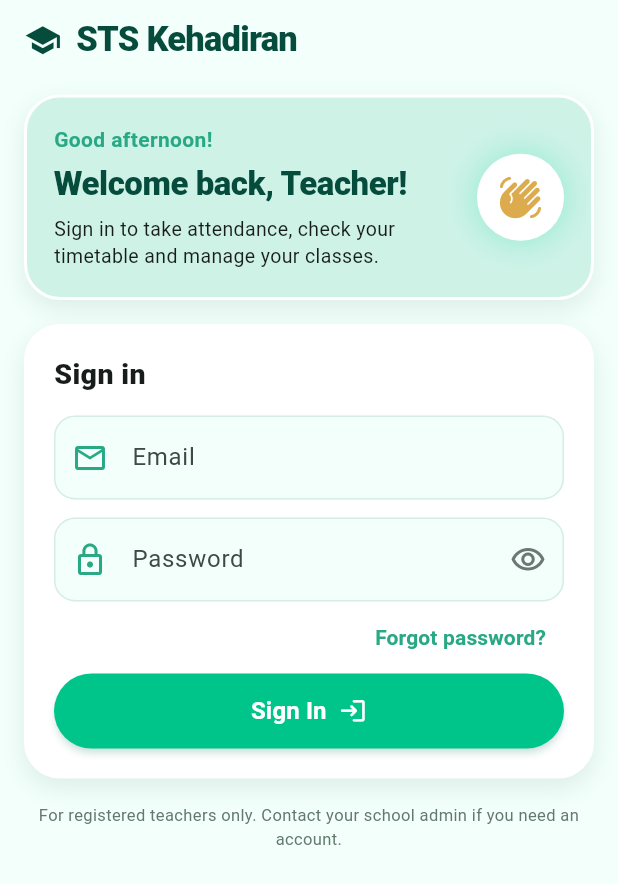
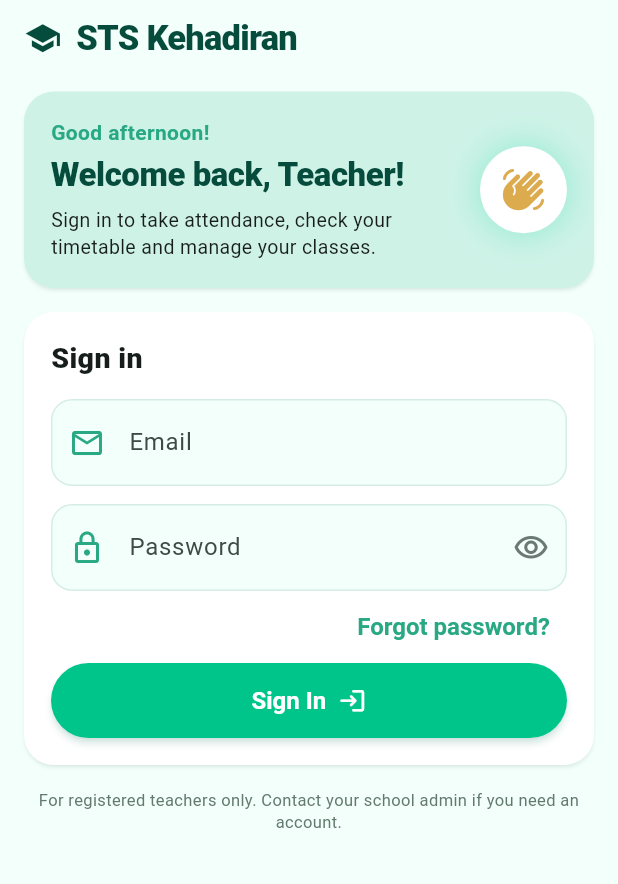
Before and after one commit to dylan-yoong-yw/sts-kehadiran, a Flutter app: the screen it shows after launch, on a phone screen of 412 x 824 dp. Shown: the top 884 px of the screen. Run offline on Flutter 3.47's test engine with Material 3 defaults, Android fonts, the phone set to English and light mode, and no system bars; our stand-ins replace cloud_firestore, firebase_auth, firebase_core; accounts and stored records are empty.

Commit message:
Add app theme with type scale and component sizes
Move shared colours into AppColors (values unchanged), define a text
scale (24/22/19/16/13 sp), 48 dp minimum tap targets, a 56 dp primary
button style, Material cards, form fields and navigation bar theming.

Co-Authored-By: Claude Opus 5.5 <noreply@anthropic.com>

```diff
--- /dev/null
+++ b/lib/core/theme.dart
@@ -0,0 +1,197 @@
+import 'package:flutter/material.dart';
+
+/// The app's colours. Values are unchanged from the original screens; they
+/// were only moved here so every screen shares one definition.
+abstract final class AppColors {
+  static const green = Color(0xFF00C58B);
+  static const darkGreen = Color(0xFF064C3D);
+  static const accent = Color(0xFF29A884);
+  static const background = Color(0xFFF2FFFA);
+  static const muted = Color(0xFF63796F);
+  static const seed = Color(0xFF27665B);
+
+  // Card surfaces.
+  static const attendanceCard = Color(0xFFCFF2E7);
+  static const scheduleCard = Color(0xFFE3F2F9);
+  static const classChip = Color(0xFFC9E2E8);
+  static const scheduleDivider = Color(0xFFCADDE4);
+  static const mintTint = Color(0xFFD9F6EC);
+  static const dateChip = Color(0xFFE2ECE8);
+  static const dateChipIcon = Color(0xFF6A7973);
+  static const dateChipText = Color(0xFF53625D);
+  static const amber = Color(0xFFDCAB4D);
+  static const lessonBlue = Color(0xFF4E9AAB);
+
+  // Navigation.
+  static const navSelected = Color(0xFF008D67);
+  static const navUnselected = Color(0xFF9BA6B5);
+  static const navLabel = Color(0xFF647082);
+
+  // Forms and errors.
+  static const fieldBorder = Color(0xFFD5EDE4);
+  static const error = Color(0xFFB3261E);
+  static const errorBackground = Color(0xFFFDECEA);
+  static const errorText = Color(0xFF8C1D18);
+
+  // Shadows.
+  static const shadow = Color(0x300D483A);
+  static const buttonShadow = Color(0x5500A67D);
+}
+
+/// Spacing in logical pixels (dp).
+abstract final class AppSpacing {
+  /// Left and right margin of every screen.
+  static const screen = 20.0;
+
+  /// Gap between cards and sections.
+  static const section = 16.0;
+
+  /// Inner padding of cards.
+  static const card = 20.0;
+}
+
+abstract final class AppTheme {
+  /// Text sizes in sp. Screens use these through [ThemeData.textTheme]
+  /// instead of hard-coded font sizes.
+  static const textTheme = TextTheme(
+    // Greeting, e.g. "Hello, Mr. Dylan" and "Welcome back, Teacher!".
+    headlineSmall: TextStyle(
+      fontSize: 24,
+      fontWeight: FontWeight.w800,
+      letterSpacing: -0.3,
+      height: 1.2,
+    ),
+    // App title.
+    titleLarge: TextStyle(
+      fontSize: 22,
+      fontWeight: FontWeight.w800,
+      letterSpacing: -0.4,
+    ),
+    // Section and card headings.
+    titleMedium: TextStyle(fontSize: 19, fontWeight: FontWeight.w800),
+    // Emphasised body text, e.g. a lesson subject.
+    titleSmall: TextStyle(fontSize: 16, fontWeight: FontWeight.w700),
+    bodyLarge: TextStyle(fontSize: 16, height: 1.35),
+    bodyMedium: TextStyle(fontSize: 16, height: 1.35),
+    // Captions: never smaller than 13 sp.
+    bodySmall: TextStyle(fontSize: 13, height: 1.3),
+    // Buttons.
+    labelLarge: TextStyle(fontSize: 16, fontWeight: FontWeight.w700),
+    // Chips.
+    labelMedium: TextStyle(fontSize: 13, fontWeight: FontWeight.w700),
+    // Bottom navigation labels (Material's standard 12 sp).
+    labelSmall: TextStyle(fontSize: 12, fontWeight: FontWeight.w600),
+  );
+
+  /// The large primary action on a screen, e.g. "Sign In".
+  static final primaryButton = FilledButton.styleFrom(
+    backgroundColor: AppColors.green,
+    foregroundColor: Colors.white,
+    disabledBackgroundColor: const Color(0xFF7FDFC2),
+    disabledForegroundColor: Colors.white,
+    minimumSize: const Size.fromHeight(56),
+    padding: const EdgeInsets.symmetric(horizontal: 20, vertical: 12),
+    textStyle: textTheme.labelLarge,
+    elevation: 1,
+    shadowColor: AppColors.buttonShadow,
+  );
+
+  static ThemeData light() {
+    final scheme = ColorScheme.fromSeed(seedColor: AppColors.seed);
+    final base = ThemeData(colorScheme: scheme, useMaterial3: true);
+    OutlineInputBorder border(Color color, [double width = 1]) =>
+        OutlineInputBorder(
+          borderRadius: BorderRadius.circular(16),
+          borderSide: BorderSide(color: color, width: width),
+        );
+    const minTap = Size(48, 48);
+
+    return base.copyWith(
+      scaffoldBackgroundColor: AppColors.background,
+      textTheme: base.textTheme.merge(textTheme),
+      iconTheme: const IconThemeData(size: 24),
+      materialTapTargetSize: MaterialTapTargetSize.padded,
+      cardTheme: const CardThemeData(
+        color: Colors.white,
+        elevation: 1,
+        shadowColor: AppColors.shadow,
+        surfaceTintColor: Colors.transparent,
+        margin: EdgeInsets.zero,
+        shape: RoundedRectangleBorder(
+          borderRadius: BorderRadius.all(Radius.circular(20)),
+        ),
+      ),
+      filledButtonTheme: FilledButtonThemeData(
+        style: FilledButton.styleFrom(
+          minimumSize: minTap,
+          textStyle: textTheme.labelLarge,
+        ),
+      ),
+      outlinedButtonTheme: OutlinedButtonThemeData(
+        style: OutlinedButton.styleFrom(
+          minimumSize: minTap,
+          textStyle: textTheme.labelLarge,
+        ),
+      ),
+      textButtonTheme: TextButtonThemeData(
+        style: TextButton.styleFrom(
+          minimumSize: minTap,
+          textStyle: textTheme.labelLarge,
+        ),
+      ),
+      iconButtonTheme: IconButtonThemeData(
+        style: IconButton.styleFrom(minimumSize: minTap, iconSize: 24),
+      ),
+      inputDecorationTheme: InputDecorationTheme(
+        filled: true,
+        fillColor: AppColors.background,
+        contentPadding: const EdgeInsets.symmetric(
+          horizontal: 16,
+          vertical: 18,
+        ),
+        labelStyle: textTheme.bodyLarge,
+        prefixIconColor: AppColors.accent,
+        enabledBorder: border(AppColors.fieldBorder),
+        focusedBorder: border(AppColors.green, 2),
+        errorBorder: border(AppColors.error),
+        focusedErrorBorder: border(AppColors.error, 2),
+        disabledBorder: border(AppColors.dateChip),
+        errorStyle: textTheme.bodySmall?.copyWith(color: AppColors.error),
+      ),
+      navigationBarTheme: NavigationBarThemeData(
+        backgroundColor: Colors.white,
+        surfaceTintColor: Colors.transparent,
+        elevation: 3,
+        shadowColor: AppColors.shadow,
+        height: 72,
+        indicatorColor: AppColors.mintTint,
+        labelBehavior: NavigationDestinationLabelBehavior.alwaysShow,
+        iconTheme: WidgetStateProperty.resolveWith(
+          (states) => IconThemeData(
+            size: 26,
+            color: states.contains(WidgetState.selected)
+                ? AppColors.navSelected
+                : AppColors.navUnselected,
+          ),
+        ),
+        labelTextStyle: WidgetStateProperty.resolveWith(
+          (states) => states.contains(WidgetState.selected)
+              ? textTheme.labelSmall!.copyWith(
+                  color: AppColors.darkGreen,
+                  fontWeight: FontWeight.w800,
+                )
+              : textTheme.labelSmall!.copyWith(color: AppColors.navLabel),
+        ),
+      ),
+      snackBarTheme: SnackBarThemeData(
+        behavior: SnackBarBehavior.floating,
+        contentTextStyle: textTheme.bodyLarge?.copyWith(color: Colors.white),
+      ),
+      dividerTheme: const DividerThemeData(
+        color: AppColors.scheduleDivider,
+        space: 1,
+        thickness: 1,
+      ),
+    );
+  }
+}
--- a/lib/main.dart
+++ b/lib/main.dart
@@ -1,6 +1,7 @@
 import 'package:firebase_core/firebase_core.dart';
 import 'package:flutter/material.dart';
 
+import 'core/theme.dart';
 import 'firebase_options.dart';
 import 'screens/auth_gate.dart';
 import 'services/auth_service.dart';
@@ -31,11 +32,7 @@ class MyApp extends StatelessWidget {
   Widget build(BuildContext context) => MaterialApp(
     title: 'STS Kehadiran',
     debugShowCheckedModeBanner: false,
-    theme: ThemeData(
-      colorScheme: ColorScheme.fromSeed(seedColor: const Color(0xFF27665B)),
-      scaffoldBackgroundColor: const Color(0xFFF7F9F8),
-      useMaterial3: true,
-    ),
+    theme: AppTheme.light(),
     home: AuthGate(authService: authService, profileService: profileService),
   );
 }
--- a/lib/widgets/dashboard_widgets.dart
+++ b/lib/widgets/dashboard_widgets.dart
@@ -1,12 +1,14 @@
 import 'package:flutter/material.dart';
 
-/// Shared rounded surface used by the dashboard cards.
+import '../core/theme.dart';
+
+/// Shared rounded surface used by the dashboard and login cards.
 class DashboardCard extends StatelessWidget {
   const DashboardCard({
     super.key,
     required this.color,
     required this.child,
-    this.padding = const EdgeInsets.all(24),
+    this.padding = const EdgeInsets.all(AppSpacing.card),
   });
 
   final Color color;
@@ -14,22 +16,12 @@ class DashboardCard extends StatelessWidget {
   final EdgeInsetsGeometry padding;
 
   @override
-  Widget build(BuildContext context) => Container(
+  Widget build(BuildContext context) => SizedBox(
     width: double.infinity,
-    padding: padding,
-    decoration: BoxDecoration(
+    child: Card(
       color: color,
-      borderRadius: BorderRadius.circular(24),
-      border: Border.all(color: Colors.white, width: 2),
-      boxShadow: const [
-        BoxShadow(
-          color: Color(0x180D483A),
-          blurRadius: 12,
-          offset: Offset(0, 6),
-        ),
-      ],
+      child: Padding(padding: padding, child: child),
     ),
-    child: child,
   );
 }
 
```
